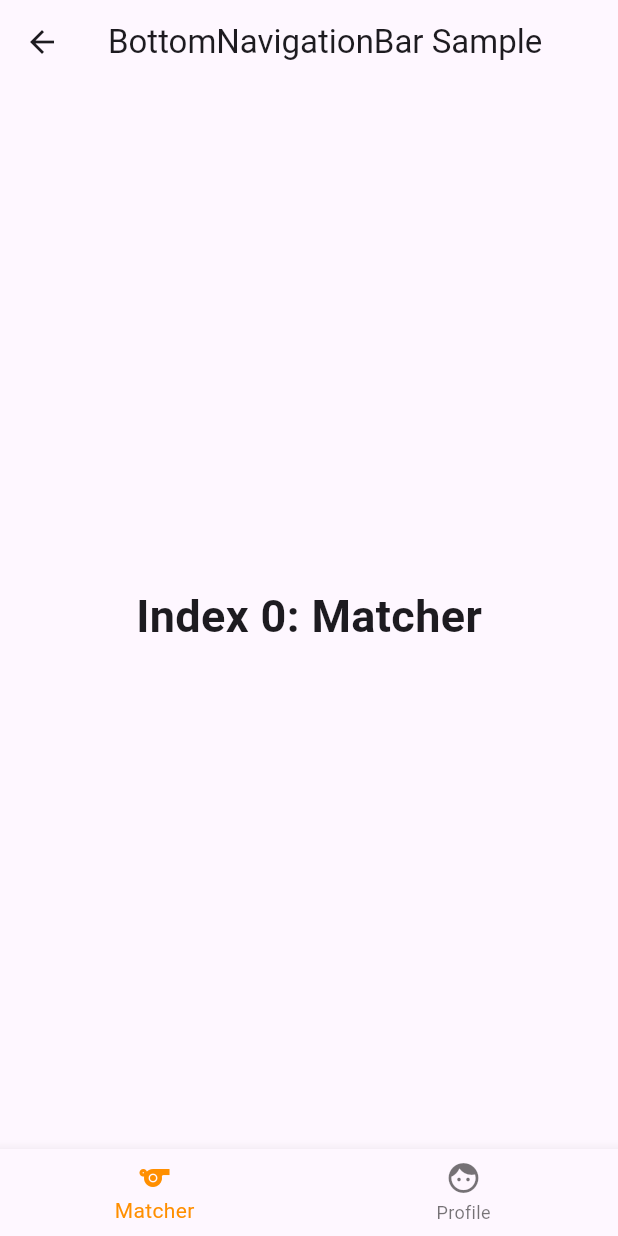
After one commit to aurochs108/sport_matcher, a Flutter app: the BottomNavigationBarScreen screen opened directly, on a phone screen of 412 x 824 dp. The commit adds this screen. Run offline on Flutter 3.47's test engine with Material 3 defaults, Android fonts, the phone set to English and light mode, and no system bars.

Commit message:
added bottom navigation bar

```diff
--- /dev/null
+++ b/lib/ui/bottom_navigation_bar_screen/widgets/bottom_navigation_bar_screen.dart
@@ -0,0 +1,43 @@
+import 'package:flutter/material.dart';
+
+class BottomNavigationBarScreen extends StatefulWidget {
+  const BottomNavigationBarScreen({super.key});
+  @override
+  State<StatefulWidget> createState() {
+    return _BottomNavigationBarScreen();
+  }
+}
+
+class _BottomNavigationBarScreen extends State<BottomNavigationBarScreen> {
+  int _selectedIndex = 0;
+  static const TextStyle optionStyle =
+      TextStyle(fontSize: 30, fontWeight: FontWeight.bold);
+  static const List<Widget> _widgetOptions = <Widget>[
+    Text('Index 0: Matcher', style: optionStyle),
+    Text('Index 1: Profile', style: optionStyle),
+  ];
+
+  void _onItemTapped(int index) {
+    setState(() {
+      _selectedIndex = index;
+    });
+  }
+
+  @override
+  Widget build(BuildContext context) {
+    return Scaffold(
+      appBar: AppBar(title: const Text('BottomNavigationBar Sample')),
+      body: Center(child: _widgetOptions.elementAt(_selectedIndex)),
+      bottomNavigationBar: BottomNavigationBar(
+        items: const <BottomNavigationBarItem>[
+          BottomNavigationBarItem(icon: Icon(Icons.sports), label: 'Matcher'),
+          BottomNavigationBarItem(
+              icon: Icon(Icons.face), label: 'Profile'),
+        ],
+        currentIndex: _selectedIndex,
+        selectedItemColor: Colors.amber[800],
+        onTap: _onItemTapped,
+      ),
+    );
+  }
+}
--- a/lib/ui/create_profile/widgets/create_profile_screen.dart
+++ b/lib/ui/create_profile/widgets/create_profile_screen.dart
@@ -70,7 +70,7 @@ class _CreateProfileScreenState extends State<CreateProfileScreen> {
             ),
             RoundedButton(
                 buttonTitle: "Next",
-                onPressed: widget._viewModel.getNextButtonAction()),
+                onPressed: widget._viewModel.getNextButtonAction(context)),
           ],
         ),
       ),
--- a/lib/ui/create_profile/widgets/create_profile_screen_model.dart
+++ b/lib/ui/create_profile/widgets/create_profile_screen_model.dart
@@ -1,4 +1,5 @@
 import 'package:flutter/material.dart';
+import 'package:sport_matcher/ui/bottom_navigation_bar_screen/widgets/bottom_navigation_bar_screen.dart';
 import 'package:sport_matcher/ui/core/utilities/validators/abstract_text_validator.dart';
 import 'package:sport_matcher/ui/core/utilities/validators/minimum_text_length_validator.dart';
 
@@ -40,10 +41,14 @@ class CreateProfileScreenModel extends ChangeNotifier {
     return activities.values.firstWhere((isSelected) => isSelected, orElse: () => false);
   }
 
-  VoidCallback? getNextButtonAction() {
+   VoidCallback? getNextButtonAction(BuildContext buildContext) {
     if (isNextButtonActive) {
       return () {
-        print("Next");
+        Navigator.of(buildContext).push(
+          MaterialPageRoute(
+            builder: (_) => BottomNavigationBarScreen(),
+          ),
+        );
       };
     } else {
       return null;
```
